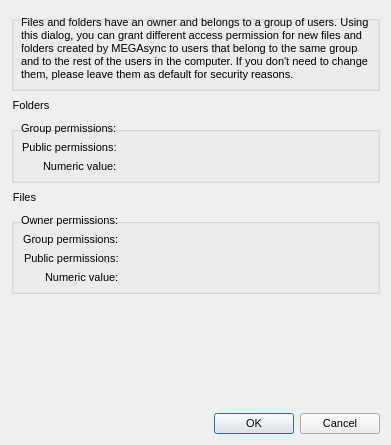
Above: src/MEGASync/gui/linux/PermissionsDialog.ui from meganz/MEGAsync before the change. Below: the same form after it.
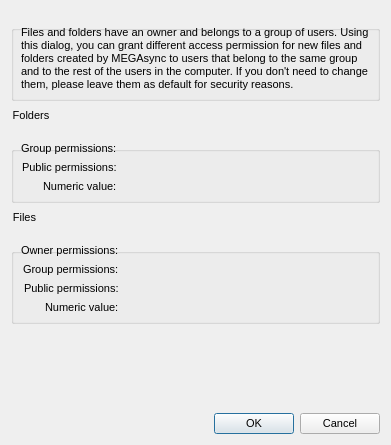
That is the form after the change. Custom widgets are drawn as their Qt base class.

Commit message: SNC-4733 : Avoid title overlap on permissions group boxes.

Diff of the .ui file:
```diff
--- a/src/MEGASync/gui/linux/PermissionsDialog.ui
+++ b/src/MEGASync/gui/linux/PermissionsDialog.ui
@@ -27,7 +27,7 @@
 
 QGroupBox
 {
-margin-top: 15px;
+margin-top: 25px;
 }</string>
   </property>
   <layout class="QVBoxLayout" name="verticalLayout">
```
